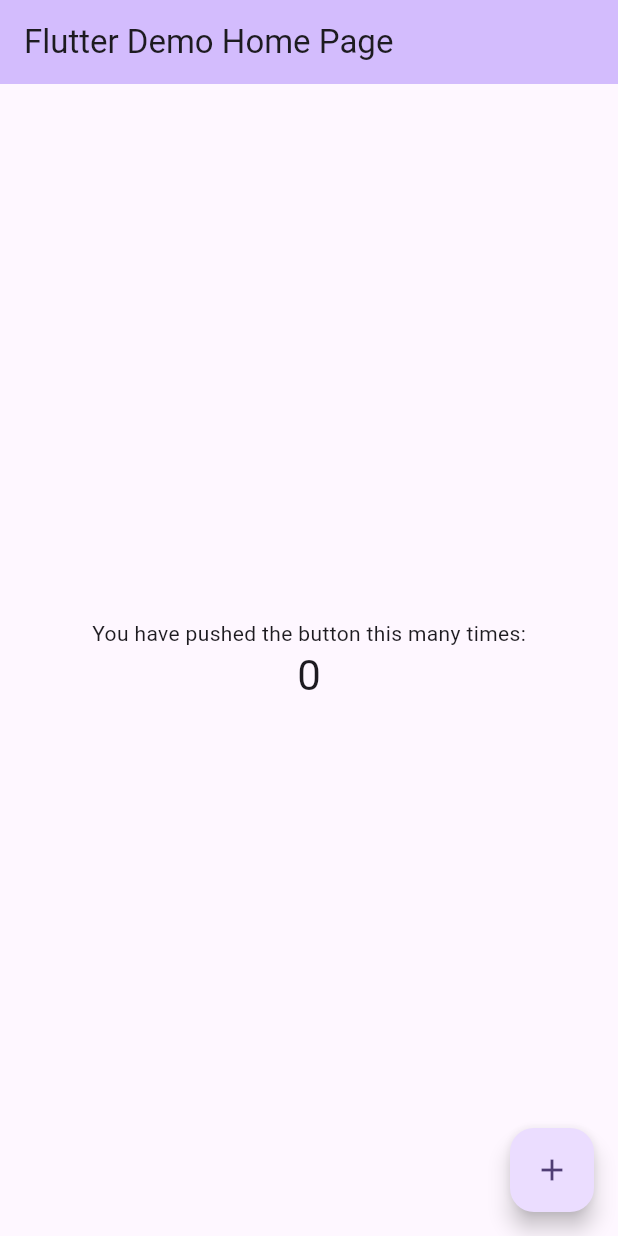
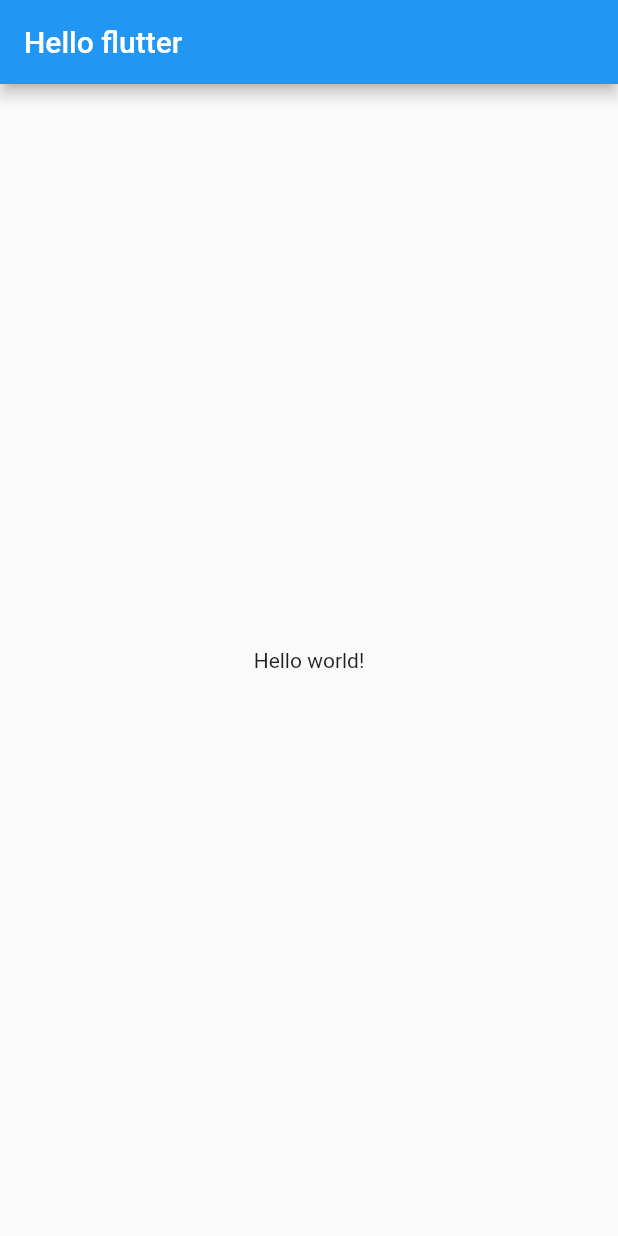
Before and after one commit to jon890/hello-flutter, a Flutter app: the screen it shows after launch, on a phone screen of 412 x 824 dp. Run offline on Flutter 3.47's test engine with Material 2 defaults, Android fonts, the phone set to English and light mode, and no system bars.

Commit message:
:lipstick: My first widget!

```diff
--- a/lib/main.dart
+++ b/lib/main.dart
@@ -1,125 +1,21 @@
 import 'package:flutter/material.dart';
 
 void main() {
-  runApp(const MyApp());
+  runApp(App());
 }
 
-class MyApp extends StatelessWidget {
-  const MyApp({super.key});
-
-  // This widget is the root of your application.
+class App extends StatelessWidget {
   @override
   Widget build(BuildContext context) {
     return MaterialApp(
-      title: 'Flutter Demo',
-      theme: ThemeData(
-        // This is the theme of your application.
-        //
-        // TRY THIS: Try running your application with "flutter run". You'll see
-        // the application has a blue toolbar. Then, without quitting the app,
-        // try changing the seedColor in the colorScheme below to Colors.green
-        // and then invoke "hot reload" (save your changes or press the "hot
-        // reload" button in a Flutter-supported IDE, or press "r" if you used
-        // the command line to start the app).
-        //
-        // Notice that the counter didn't reset back to zero; the application
-        // state is not lost during the reload. To reset the state, use hot
-        // restart instead.
-        //
-        // This works for code too, not just values: Most code changes can be
-        // tested with just a hot reload.
-        colorScheme: ColorScheme.fromSeed(seedColor: Colors.deepPurple),
-        useMaterial3: true,
+      home: Scaffold(
+        appBar: AppBar(
+          title: Text('Hello flutter')
+        ),
+          body: Center(
+              child: Text('Hello world!')
+          )
       ),
-      home: const MyHomePage(title: 'Flutter Demo Home Page'),
     );
   }
 }
-
-class MyHomePage extends StatefulWidget {
-  const MyHomePage({super.key, required this.title});
-
-  // This widget is the home page of your application. It is stateful, meaning
-  // that it has a State object (defined below) that contains fields that affect
-  // how it looks.
-
-  // This class is the configuration for the state. It holds the values (in this
-  // case the title) provided by the parent (in this case the App widget) and
-  // used by the build method of the State. Fields in a Widget subclass are
-  // always marked "final".
-
-  final String title;
-
-  @override
-  State<MyHomePage> createState() => _MyHomePageState();
-}
-
-class _MyHomePageState extends State<MyHomePage> {
-  int _counter = 0;
-
-  void _incrementCounter() {
-    setState(() {
-      // This call to setState tells the Flutter framework that something has
-      // changed in this State, which causes it to rerun the build method below
-      // so that the display can reflect the updated values. If we changed
-      // _counter without calling setState(), then the build method would not be
-      // called again, and so nothing would appear to happen.
-      _counter++;
-    });
-  }
-
-  @override
-  Widget build(BuildContext context) {
-    // This method is rerun every time setState is called, for instance as done
-    // by the _incrementCounter method above.
-    //
-    // The Flutter framework has been optimized to make rerunning build methods
-    // fast, so that you can just rebuild anything that needs updating rather
-    // than having to individually change instances of widgets.
-    return Scaffold(
-      appBar: AppBar(
-        // TRY THIS: Try changing the color here to a specific color (to
-        // Colors.amber, perhaps?) and trigger a hot reload to see the AppBar
-        // change color while the other colors stay the same.
-        backgroundColor: Theme.of(context).colorScheme.inversePrimary,
-        // Here we take the value from the MyHomePage object that was created by
-        // the App.build method, and use it to set our appbar title.
-        title: Text(widget.title),
-      ),
-      body: Center(
-        // Center is a layout widget. It takes a single child and positions it
-        // in the middle of the parent.
-        child: Column(
-          // Column is also a layout widget. It takes a list of children and
-          // arranges them vertically. By default, it sizes itself to fit its
-          // children horizontally, and tries to be as tall as its parent.
-          //
-          // Column has various properties to control how it sizes itself and
-          // how it positions its children. Here we use mainAxisAlignment to
-          // center the children vertically; the main axis here is the vertical
-          // axis because Columns are vertical (the cross axis would be
-          // horizontal).
-          //
-          // TRY THIS: Invoke "debug painting" (choose the "Toggle Debug Paint"
-          // action in the IDE, or press "p" in the console), to see the
-          // wireframe for each widget.
-          mainAxisAlignment: MainAxisAlignment.center,
-          children: <Widget>[
-            const Text(
-              'You have pushed the button this many times:',
-            ),
-            Text(
-              '$_counter',
-              style: Theme.of(context).textTheme.headlineMedium,
-            ),
-          ],
-        ),
-      ),
-      floatingActionButton: FloatingActionButton(
-        onPressed: _incrementCounter,
-        tooltip: 'Increment',
-        child: const Icon(Icons.add),
-      ), // This trailing comma makes auto-formatting nicer for build methods.
-    );
-  }
-}
```
